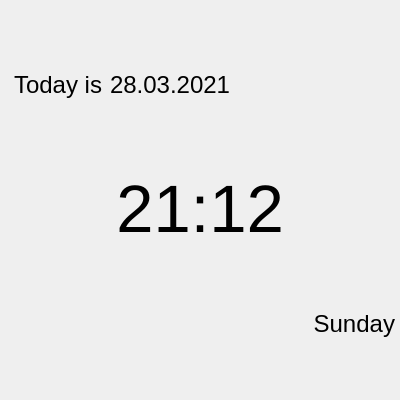
Before: the Qt Designer form MyEverydayApp/src/TimeAndDateWidget.ui in Gusarov2906/MyEverydayApp, drawn with Qt 5.
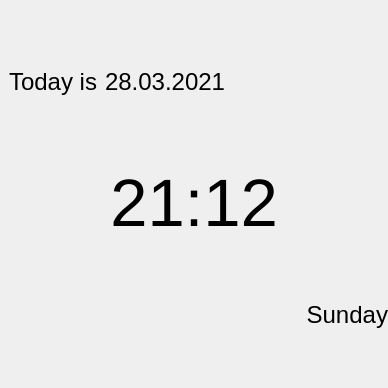
After: the same form once the commit is applied.

Diff of the .ui file:
```diff
--- a/MyEverydayApp/src/TimeAndDateWidget.ui
+++ b/MyEverydayApp/src/TimeAndDateWidget.ui
@@ -6,14 +6,20 @@
    <rect>
     <x>0</x>
     <y>0</y>
-    <width>400</width>
-    <height>400</height>
+    <width>388</width>
+    <height>388</height>
    </rect>
   </property>
   <property name="minimumSize">
    <size>
-    <width>400</width>
-    <height>400</height>
+    <width>388</width>
+    <height>388</height>
+   </size>
+  </property>
+  <property name="maximumSize">
+   <size>
+    <width>388</width>
+    <height>388</height>
    </size>
   </property>
   <property name="windowTitle">
@@ -24,13 +30,13 @@
     <number>0</number>
    </property>
    <property name="leftMargin">
-    <number>5</number>
+    <number>0</number>
    </property>
    <property name="topMargin">
     <number>0</number>
    </property>
    <property name="rightMargin">
-    <number>5</number>
+    <number>0</number>
    </property>
    <property name="bottomMargin">
     <number>0</number>
```
